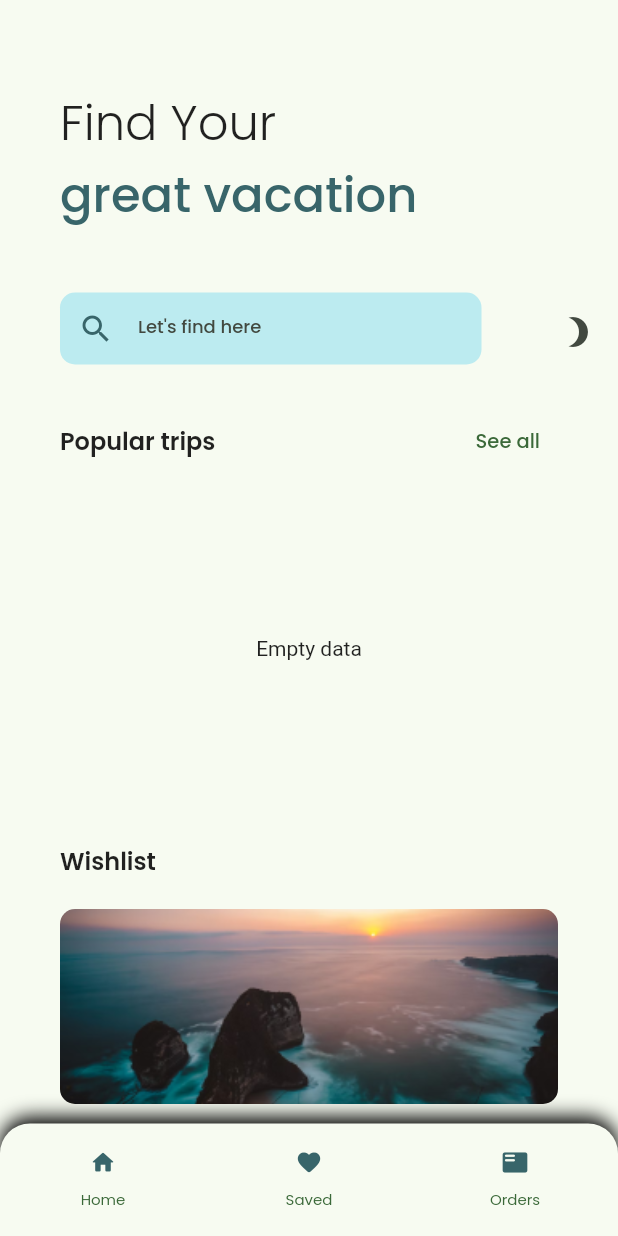
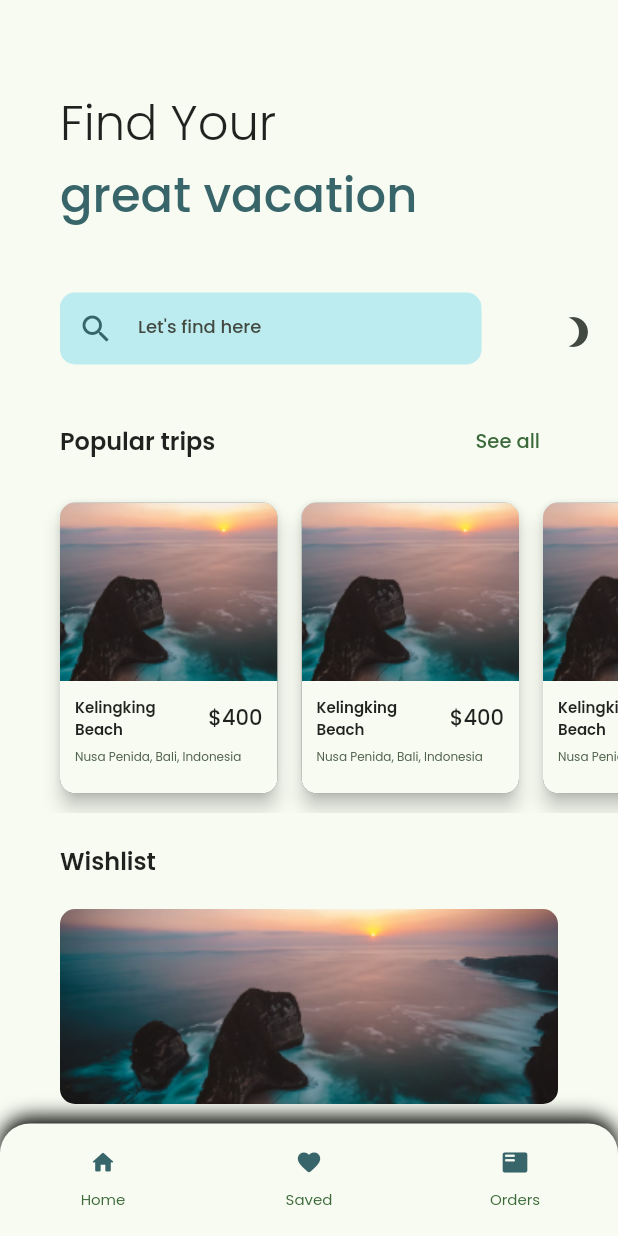
Before and after one commit to irvanalfaridzi/travel-app, a Flutter app: the screen it shows after launch, on a phone screen of 412 x 824 dp. Run offline on Flutter 3.47's test engine with Material 2 defaults, Android fonts, the phone set to English and light mode, and no system bars; drawn by our look-alikes of dynamic_color; our stand-ins replace flutter_svg, go_router, google_fonts, material_color_utilities, shimmer; network calls fail.

Commit message:
added mock popular data

```diff
--- a/lib/models/trips.dart
+++ b/lib/models/trips.dart
@@ -61,3 +61,50 @@ class Trips {
         "photo_cover": photoCover,
       };
 }
+
+List<Trips> mockTrips = [
+  Trips(
+    id: 0,
+    destinationName: "Kelingking Beach",
+    destinationCity: "Nusa Penida",
+    destinationRegion: "Bali",
+    destinationCountry: "Indonesia",
+    minimumPerson: "1",
+    price: 400,
+    rating: 3.5,
+    photoCover: "assets/images/vacation-3.png",
+  ),
+  Trips(
+    id: 1,
+    destinationName: "Kelingking Beach",
+    destinationCity: "Nusa Penida",
+    destinationRegion: "Bali",
+    destinationCountry: "Indonesia",
+    minimumPerson: "1",
+    price: 400,
+    rating: 3.5,
+    photoCover: "assets/images/vacation-3.png",
+  ),
+  Trips(
+    id: 2,
+    destinationName: "Kelingking Beach",
+    destinationCity: "Nusa Penida",
+    destinationRegion: "Bali",
+    destinationCountry: "Indonesia",
+    minimumPerson: "1",
+    price: 400,
+    rating: 3.5,
+    photoCover: "assets/images/vacation-3.png",
+  ),
+  Trips(
+    id: 3,
+    destinationName: "Kelingking Beach",
+    destinationCity: "Nusa Penida",
+    destinationRegion: "Bali",
+    destinationCountry: "Indonesia",
+    minimumPerson: "1",
+    price: 400,
+    rating: 3.5,
+    photoCover: "assets/images/vacation-3.png",
+  ),
+];
--- a/lib/ui/pages/home_page.dart
+++ b/lib/ui/pages/home_page.dart
@@ -183,26 +183,23 @@ class HomePage extends StatelessWidget {
                 if (snapshot.hasData) {
                   final trips = snapshot.data ?? [];
 
-                  if (trips.isEmpty) {
-                    return const Center(
-                      child: Text(
-                        "Empty data",
-                      ),
-                    );
-                  }
                   return ListView.builder(
-                    itemCount: trips.length,
+                    itemCount: trips.isEmpty ? mockTrips.length : trips.length,
                     scrollDirection: Axis.horizontal,
                     padding:
                         const EdgeInsets.only(left: 40, top: 13, bottom: 13),
                     itemBuilder: (context, index) {
-                      final trip = trips[index];
+                      final trip =
+                          trips.isEmpty ? mockTrips[index] : trips[index];
 
-                      return _OpenPopularTripWrapper(
-                        trip: trip,
-                        closedChild: PopularCard(
+                      return Padding(
+                        padding: const EdgeInsets.only(right: 16.0),
+                        child: _OpenPopularTripWrapper(
                           trip: trip,
-                          onTap: () {},
+                          closedChild: PopularCard(
+                            trip: trip,
+                            onTap: () {},
+                          ),
                         ),
                       );
                     },
--- a/lib/ui/widgets/base_detail_widget.dart
+++ b/lib/ui/widgets/base_detail_widget.dart
@@ -25,17 +25,24 @@ class BaseDetailWidget extends StatelessWidget {
           children: [
             // animation for the vacation image
             Hero(
-              tag: trip.destinationName,
+              tag: trip.id,
               child: Container(
                 height: 200,
                 width: double.infinity,
                 decoration: BoxDecoration(
-                  image: DecorationImage(
-                    image: NetworkImage(
-                      trip.photoCover,
-                    ),
-                    fit: BoxFit.cover,
-                  ),
+                  image: trip.photoCover.contains("assets")
+                      ? DecorationImage(
+                          image: AssetImage(
+                            trip.photoCover,
+                          ),
+                          fit: BoxFit.cover,
+                        )
+                      : DecorationImage(
+                          image: NetworkImage(
+                            trip.photoCover,
+                          ),
+                          fit: BoxFit.cover,
+                        ),
                 ),
               ),
             ),
--- a/lib/ui/widgets/popular_card.dart
+++ b/lib/ui/widgets/popular_card.dart
@@ -31,7 +31,7 @@ class PopularCard extends StatelessWidget {
         children: [
           // animation for the vacation image
           Hero(
-            tag: trip.destinationName,
+            tag: trip.id,
             child: Container(
               height: 119,
               decoration: BoxDecoration(
@@ -39,12 +39,19 @@ class PopularCard extends StatelessWidget {
                   topLeft: Radius.circular(10),
                   topRight: Radius.circular(10),
                 ),
-                image: DecorationImage(
-                  image: NetworkImage(
-                    trip.photoCover,
-                  ),
-                  fit: BoxFit.cover,
-                ),
+                image: trip.photoCover.contains("assets")
+                    ? DecorationImage(
+                        image: AssetImage(
+                          trip.photoCover,
+                        ),
+                        fit: BoxFit.cover,
+                      )
+                    : DecorationImage(
+                        image: NetworkImage(
+                          trip.photoCover,
+                        ),
+                        fit: BoxFit.cover,
+                      ),
               ),
             ),
           ),
@@ -65,7 +72,7 @@ class PopularCard extends StatelessWidget {
                   ),
                 ),
                 Text(
-                  "\$200",
+                  "\$${trip.price}",
                   style: GoogleFonts.poppins(
                     fontSize: 14,
                     fontWeight: FontWeight.w500,
```
